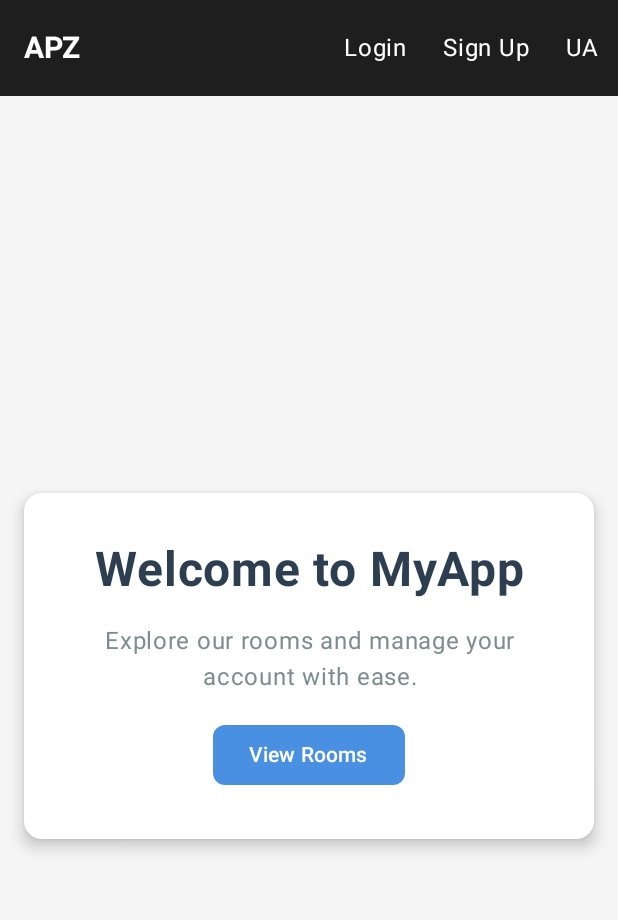
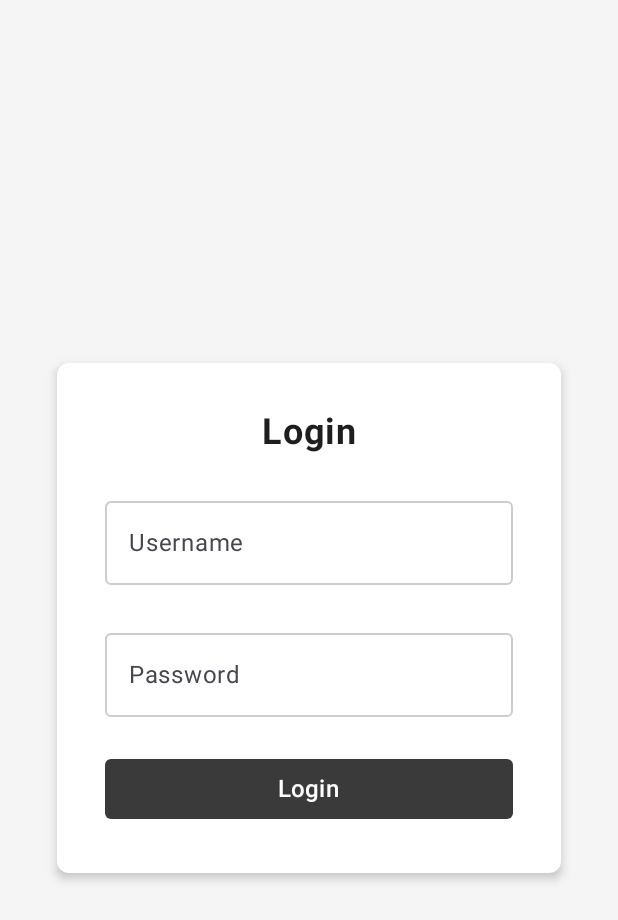
Before and after one commit to NureShutOleksandr/apz-pzpi-22-3-shut-oleksandr, an Android app built with Jetpack Compose: the screen it shows after launch (MainActivity), after a tap on "Login", on a phone screen of 412 x 824 dp. Shown: the top 920 px of the screen. Run offline under Robolectric (Android 15) with nearby library versions, the phone set to English and light mode, and no system bars.

Commit message:
feat: added login and signup screens

```diff
--- a/Lab4/pzpi-22-3-shut-oleksandr-lab4/app/build.gradle.kts
+++ b/Lab4/pzpi-22-3-shut-oleksandr-lab4/app/build.gradle.kts
@@ -50,11 +50,13 @@ android {
 }
 
 dependencies {
+    implementation("androidx.navigation:navigation-compose:2.8.3")
     implementation("androidx.core:core-ktx:1.13.1")
     implementation("androidx.activity:activity-compose:1.9.2")
     implementation(platform("androidx.compose:compose-bom:2024.09.03"))
     implementation("androidx.compose.ui:ui")
-    implementation("androidx.compose.material3:material3")
+    implementation("androidx.compose.material3:material3:1.3.0")
+    implementation("org.jetbrains.kotlinx:kotlinx-coroutines-android:1.8.1")
     implementation(libs.androidx.appcompat)
     testImplementation("junit:junit:4.13.2")
     androidTestImplementation("androidx.test.ext:junit:1.2.1")
@@ -63,4 +65,5 @@ dependencies {
     androidTestImplementation("androidx.compose.ui:ui-test-junit4")
     debugImplementation("androidx.compose.ui:ui-tooling")
     debugImplementation("androidx.compose.ui:ui-test-manifest")
+    implementation(kotlin("script-runtime"))
 }
--- a/Lab4/pzpi-22-3-shut-oleksandr-lab4/app/src/main/java/com/example/myapp/HomeScreen.kt
+++ b/Lab4/pzpi-22-3-shut-oleksandr-lab4/app/src/main/java/com/example/myapp/HomeScreen.kt
@@ -16,8 +16,6 @@ import androidx.compose.ui.unit.sp
 
 @Composable
 fun HomeScreen() {
-  var isAuth by remember { mutableStateOf(false) }
-
   Box(
     modifier = Modifier
       .fillMaxSize()
@@ -38,7 +36,11 @@ fun HomeScreen() {
           .padding(32.dp)
           .fillMaxWidth(),
         horizontalAlignment = Alignment.CenterHorizontally,
-        verticalArrangement = Arrangement.spacedBy(16.dp)
+        verticalArrangement = Arrangement.spacedBy(
+          16
+
+            .dp
+        )
       ) {
         Text(
           text = stringResource(R.string.welcome_title),
@@ -68,19 +70,6 @@ fun HomeScreen() {
               fontWeight = FontWeight.Medium
             )
           }
-          if (!isAuth) {
-            Button(
-              onClick = { isAuth = true }, // Тимчасово "логінить"
-              colors = ButtonDefaults.buttonColors(containerColor = Color(0xFF4a90e2)),
-              shape = RoundedCornerShape(8.dp)
-            ) {
-              Text(
-                text = stringResource(R.string.login_button),
-                color = Color.White,
-                fontWeight = FontWeight.Medium
-              )
-            }
-          }
         }
       }
     }
--- /dev/null
+++ b/Lab4/pzpi-22-3-shut-oleksandr-lab4/app/src/main/java/com/example/myapp/LoginScreen.kt
@@ -0,0 +1,146 @@
+package com.example.myapp
+
+import androidx.compose.foundation.background
+import androidx.compose.foundation.layout.*
+import androidx.compose.foundation.shape.RoundedCornerShape
+import androidx.compose.foundation.text.KeyboardOptions
+import androidx.compose.material3.*
+import androidx.compose.runtime.*
+import androidx.compose.ui.Alignment
+import androidx.compose.ui.Modifier
+import androidx.compose.ui.graphics.Color
+import androidx.compose.ui.res.stringResource
+import androidx.compose.ui.text.font.FontWeight
+import androidx.compose.ui.text.input.KeyboardType
+import androidx.compose.ui.text.input.PasswordVisualTransformation
+import androidx.compose.ui.unit.dp
+import androidx.compose.ui.unit.sp
+import kotlinx.coroutines.delay
+
+@Composable
+fun LoginScreen(
+  onLogin: (String, String) -> Boolean,
+  onNavigateBack: () -> Unit
+) {
+  var username by remember { mutableStateOf("") }
+  var password by remember { mutableStateOf("") }
+  var showToast by remember { mutableStateOf(false) }
+  var toastMessage by remember { mutableStateOf("") }
+
+  // Отримуємо рядки у @Composable контексті
+  val loginSuccessMessage = stringResource(R.string.login_success)
+  val loginErrorMessage = stringResource(R.string.login_error)
+
+  Scaffold { innerPadding ->
+    Box(
+      modifier = Modifier
+        .fillMaxSize()
+        .background(Color(0xFFf5f5f5))
+        .padding(innerPadding),
+      contentAlignment = Alignment.Center
+    ) {
+      Surface(
+        modifier = Modifier
+          .width(400.dp)
+          .wrapContentHeight()
+          .padding(32.dp),
+        shape = RoundedCornerShape(8.dp),
+        shadowElevation = 4.dp,
+        color = Color.White
+      ) {
+        Column(
+          modifier = Modifier
+            .padding(32.dp)
+            .fillMaxWidth(),
+          horizontalAlignment = Alignment.CenterHorizontally,
+          verticalArrangement = Arrangement.spacedBy(24.dp)
+        ) {
+          Text(
+            text = stringResource(R.string.login_title),
+            fontSize = 24.sp,
+            fontWeight = FontWeight.Bold,
+            color = Color(0xFF1e1e1e)
+          )
+          OutlinedTextField(
+            value = username,
+            onValueChange = { username = it },
+            label = { Text(stringResource(R.string.login_username)) },
+            modifier = Modifier.fillMaxWidth(),
+            singleLine = true,
+            colors = TextFieldDefaults.colors(
+              focusedContainerColor = Color.Transparent,
+              unfocusedContainerColor = Color.Transparent,
+              focusedIndicatorColor = Color(0xFF3a3a3a),
+              unfocusedIndicatorColor = Color(0xFFcccccc)
+            )
+          )
+          OutlinedTextField(
+            value = password,
+            onValueChange = { password = it },
+            label = { Text(stringResource(R.string.login_password)) },
+            modifier = Modifier.fillMaxWidth(),
+            singleLine = true,
+            visualTransformation = PasswordVisualTransformation(),
+            keyboardOptions = KeyboardOptions(keyboardType = KeyboardType.Password),
+            colors = TextFieldDefaults.colors(
+              focusedContainerColor = Color.Transparent,
+              unfocusedContainerColor = Color.Transparent,
+              focusedIndicatorColor = Color(0xFF3a3a3a),
+              unfocusedIndicatorColor = Color(0xFFcccccc)
+            )
+          )
+          Button(
+            onClick = {
+              val success = onLogin(username, password)
+              toastMessage = if (success) {
+                loginSuccessMessage
+              } else {
+                loginErrorMessage
+              }
+              showToast = true
+              if (success) onNavigateBack()
+            },
+            modifier = Modifier.fillMaxWidth(),
+            shape = RoundedCornerShape(4.dp),
+            colors = ButtonDefaults.buttonColors(
+              containerColor = Color(0xFF3a3a3a),
+              contentColor = Color.White
+            )
+          ) {
+            Text(
+              text = stringResource(R.string.login_button),
+              fontSize = 16.sp,
+              fontWeight = FontWeight.Medium
+            )
+          }
+        }
+      }
+    }
+
+    if (showToast) {
+      LaunchedEffect(showToast) {
+        delay(2000)
+        showToast = false
+      }
+      Box(
+        modifier = Modifier
+          .fillMaxSize()
+          .padding(16.dp),
+        contentAlignment = Alignment.BottomEnd
+      ) {
+        Snackbar(
+          containerColor = if (toastMessage == loginSuccessMessage) {
+            Color(0xFF4CAF50)
+          } else {
+            Color(0xFFF44336)
+          }
+        ) {
+          Text(
+            text = toastMessage,
+            color = Color.White
+          )
+        }
+      }
+    }
+  }
+}
--- a/Lab4/pzpi-22-3-shut-oleksandr-lab4/app/src/main/java/com/example/myapp/MainActivity.kt
+++ b/Lab4/pzpi-22-3-shut-oleksandr-lab4/app/src/main/java/com/example/myapp/MainActivity.kt
@@ -15,17 +15,24 @@ import androidx.compose.ui.graphics.Color
 import androidx.compose.ui.text.TextStyle
 import androidx.compose.ui.text.font.FontWeight
 import androidx.compose.ui.unit.sp
+import androidx.navigation.compose.NavHost
+import androidx.navigation.compose.composable
+import androidx.navigation.compose.rememberNavController
 import java.util.*
 
 private const val TAG = "MyApp"
 private const val PREFS_NAME = "MyAppPrefs"
 private const val KEY_LANGUAGE = "language"
+private const val KEY_IS_AUTH = "is_auth"
+private const val KEY_USERNAME = "username"
 
 class MainActivity : ComponentActivity() {
   override fun onCreate(savedInstanceState: Bundle?) {
-    // Завантажуємо збережену мову
+    // Завантажуємо збережену мову та стан автентифікації
     val sharedPrefs = getSharedPreferences(PREFS_NAME, Context.MODE_PRIVATE)
     val savedLanguage = sharedPrefs.getString(KEY_LANGUAGE, "UA") ?: "UA"
+    val isAuth = sharedPrefs.getBoolean(KEY_IS_AUTH, false)
+    val username = sharedPrefs.getString(KEY_USERNAME, null)
 
     // Встановлюємо Locale
     val locale = if (savedLanguage == "UA") Locale("uk") else Locale("en")
@@ -33,7 +40,6 @@ class MainActivity : ComponentActivity() {
     val config = Configuration().apply {
       setLocale(locale)
     }
-
     val context = createConfigurationContext(config)
     resources.updateConfiguration(config, resources.displayMetrics)
     Log.d(TAG, "Set locale before onCreate: ${locale.language}")
@@ -43,50 +49,102 @@ class MainActivity : ComponentActivity() {
 
     setContent {
       var language by remember { mutableStateOf(savedLanguage) }
+      var authState by remember { mutableStateOf(isAuth) }
+      var currentUsername by remember { mutableStateOf(username) }
+
+      val navController = rememberNavController()
 
       MyAppTheme {
+        NavHost(
+          navController = navController,
+          startDestination = "home"
+        ) {
+          composable("home") {
             MainLayout(
               currentLanguage = language,
               onLanguageChanged = { newLanguage ->
                 if (newLanguage != language) {
                   language = newLanguage
-
-              // Збереження нової мови
                   with(sharedPrefs.edit()) {
                     putString(KEY_LANGUAGE, newLanguage)
                     apply()
                   }
-
-              // Оновлення Locale
-
                   val newLocale = if (newLanguage == "UA") Locale("uk") else Locale("en")
                   Locale.setDefault(newLocale)
                   val newConfig = Configuration().apply {
                     setLocale(newLocale)
                   }
-
                   val newContext = createConfigurationContext(newConfig)
                   resources.updateConfiguration(newConfig, resources.displayMetrics)
                   Log.d(TAG, "Applied locale: ${newLocale.language}")
                   Log.d(TAG, "New app_name: ${newContext.getString(R.string.app_name)}")
-
-              // Перезапуск активності для оновлення мови
-
                   val intent = Intent(this@MainActivity, MainActivity::class.java)
                   finish()
                   startActivity(intent)
                 } else {
                   Log.d(TAG, "Language $newLanguage already applied, skipping")
                 }
+              },
+              isAuth = authState,
+              username = currentUsername,
+              onLoginClick = { navController.navigate("login") },
+              onSignUpClick = { navController.navigate("signup") },
+              onLogoutClick = {
+                with(sharedPrefs.edit()) {
+                  putBoolean(KEY_IS_AUTH, false)
+                  putString(KEY_USERNAME, null)
+                  apply()
+                }
+                authState = false
+                currentUsername = null
               }
             ) {
               HomeScreen()
             }
           }
+          composable("login") {
+            LoginScreen(
+              onLogin = { username, password ->
+                // Тимчасова логіка: логін успішний, якщо пароль "test"
+                val success = password == "test"
+                if (success) {
+                  with(sharedPrefs.edit()) {
+                    putBoolean(KEY_IS_AUTH, true)
+                    putString(KEY_USERNAME, username)
+                    apply()
+                  }
+                  authState = true
+                  currentUsername = username
+                }
+                success
+              },
+              onNavigateBack = { navController.popBackStack() }
+            )
+          }
+          composable("signup") {
+            SignUpScreen(
+              onSignUp = { username, password, confirmPassword ->
+                // Тимчасова логіка: реєстрація успішна, якщо паролі збігаються
+                val success = password == confirmPassword && password.isNotEmpty()
+                if (success) {
+                  with(sharedPrefs.edit()) {
+                    putBoolean(KEY_IS_AUTH, true)
+                    putString(KEY_USERNAME, username)
+                    apply()
+                  }
+                  authState = true
+                  currentUsername = username
+                }
+                success
+              },
+              onNavigateBack = { navController.popBackStack() }
+            )
           }
         }
       }
-
+    }
+  }
+}
 
 @Composable
 fun MyAppTheme(content: @Composable () -> Unit) {
--- a/Lab4/pzpi-22-3-shut-oleksandr-lab4/app/src/main/java/com/example/myapp/MainLayout.kt
+++ b/Lab4/pzpi-22-3-shut-oleksandr-lab4/app/src/main/java/com/example/myapp/MainLayout.kt
@@ -21,11 +21,13 @@ import androidx.compose.material3.TopAppBar
 fun MainLayout(
   currentLanguage: String,
   onLanguageChanged: (String) -> Unit,
+  isAuth: Boolean,
+  username: String?,
+  onLoginClick: () -> Unit,
+  onSignUpClick: () -> Unit,
+  onLogoutClick: () -> Unit,
   content: @Composable () -> Unit
 ) {
-  var isAuth by remember { mutableStateOf(false) }
-  var username by remember { mutableStateOf<String?>(null) }
-
   Scaffold(
     topBar = {
       TopAppBar(
@@ -54,10 +56,7 @@ fun MainLayout(
                 )
               }
               Button(
-                onClick = {
-                  isAuth = false
-                  username = null
-                },
+                onClick = onLogoutClick,
                 colors = ButtonDefaults.buttonColors(containerColor = Color(0xFFff5252)),
                 shape = RoundedCornerShape(8.dp),
                 modifier = Modifier.padding(8.dp)
@@ -73,19 +72,16 @@ fun MainLayout(
                 text = stringResource(R.string.login),
                 color = Color.White,
                 modifier = Modifier
-                    .clickable {
-                        isAuth = true
-                        username = "TestUser"
-                    }
-                    .padding(8.dp),
+                  .clickable { onLoginClick() }
+                  .padding(8.dp),
                 fontSize = 16.sp
               )
               Text(
                 text = stringResource(R.string.sign_up),
                 color = Color.White,
                 modifier = Modifier
-                    .clickable { /* Поки нічого */ }
-                    .padding(8.dp),
+                  .clickable { onSignUpClick() }
+                  .padding(8.dp),
                 fontSize = 16.sp
               )
             }
@@ -104,9 +100,9 @@ fun MainLayout(
     content = { padding ->
       Box(
         modifier = Modifier
-            .fillMaxSize()
-            .background(Color(0xFFf5f5f5))
-            .padding(padding)
+          .fillMaxSize()
+          .background(Color(0xFFf5f5f5))
+          .padding(padding)
       ) {
         content()
       }
--- a/Lab4/pzpi-22-3-shut-oleksandr-lab4/app/src/main/res/values/strings.xml
+++ b/Lab4/pzpi-22-3-shut-oleksandr-lab4/app/src/main/res/values/strings.xml
@@ -8,4 +8,14 @@
     <string name="login">Login</string>
     <string name="sign_up">Sign Up</string>
     <string name="logout">Logout</string>
+    <string name="login_title" translatable="false">Login</string>
+    <string name="login_username">Username</string>
+    <string name="login_password">Password</string>
+    <string name="login_success">Login successful</string>
+    <string name="login_error">Login failed</string>
+    <string name="signup_title">Sign Up</string>
+    <string name="signup_password_confirm">Confirm Password</string>
+    <string name="signup_button">Sign Up</string>
+    <string name="signup_success">Sign up successful</string>
+    <string name="signup_error">Sign up failed</string>
 </resources>
```
Also changed, not shown: Lab4/pzpi-22-3-shut-oleksandr-lab4/app/src/main/java/com/example/myapp/SignUpScreen.kt (added, +162 -0 lines), 1 other file. Lines whose indentation alone changed are shown as unchanged.
